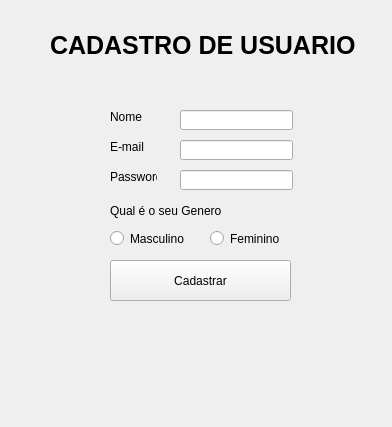
The window that Ui/cadastro.ui (devlovato/Projeto-PyQt5---CRUD-) describes before a commit, drawn with Qt 5.
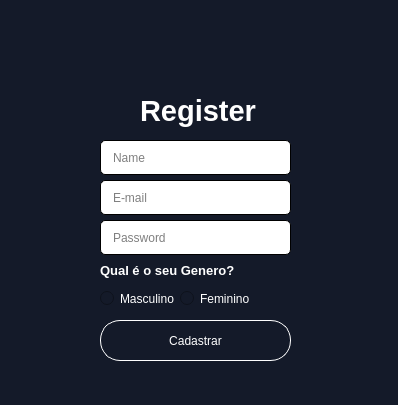
The same window after the commit. Icons and pictures are not drawn.

Commit message:
Adicionado Design  ao Form de Cadastro
Adicionado:
-Adicionado Design ao Form de Cadastro.

Diff of the .ui file:
```diff
--- a/Ui/cadastro.ui
+++ b/Ui/cadastro.ui
@@ -6,68 +6,77 @@
    <rect>
     <x>0</x>
     <y>0</y>
-    <width>392</width>
-    <height>427</height>
+    <width>398</width>
+    <height>405</height>
    </rect>
   </property>
   <property name="windowTitle">
    <string>Form</string>
   </property>
+  <property name="styleSheet">
+   <string notr="true">background-color: rgb(20, 26, 41);</string>
+  </property>
   <widget class="QLineEdit" name="lineEdit">
    <property name="geometry">
     <rect>
-     <x>180</x>
-     <y>140</y>
-     <width>113</width>
-     <height>20</height>
+     <x>100</x>
+     <y>180</y>
+     <width>191</width>
+     <height>35</height>
     </rect>
    </property>
-  </widget>
-  <widget class="QLineEdit" name="lineEdit_2">
-   <property name="geometry">
-    <rect>
-     <x>180</x>
-     <y>170</y>
-     <width>113</width>
-     <height>20</height>
-    </rect>
+   <property name="styleSheet">
+    <string notr="true">background-color: rgb(255, 255, 255);
+border-style:outset;
+border-radius:5px;
+border-color: Black;
+padding:10px;
+border-width:1px;</string>
    </property>
-  </widget>
-  <widget class="QLabel" name="label">
-   <property name="geometry">
-    <rect>
-     <x>110</x>
-     <y>140</y>
-     <width>47</width>
-     <height>13</height>
-    </rect>
-   </property>
-   <property name="text">
+   <property name="placeholderText">
     <string>E-mail</string>
    </property>
   </widget>
-  <widget class="QLabel" name="label_2">
+  <widget class="QLineEdit" name="lineEdit_2">
    <property name="geometry">
     <rect>
-     <x>110</x>
-     <y>170</y>
-     <width>47</width>
-     <height>13</height>
+     <x>100</x>
+     <y>220</y>
+     <width>191</width>
+     <height>35</height>
     </rect>
    </property>
-   <property name="text">
+   <property name="styleSheet">
+    <string notr="true">background-color: rgb(255, 255, 255);
+border-style:outset;
+border-radius:5px;
+border-color: Black;
+padding:10px;
+border-width:1px;</string>
+   </property>
+   <property name="echoMode">
+    <enum>QLineEdit::Password</enum>
+   </property>
+   <property name="placeholderText">
     <string>Password</string>
    </property>
   </widget>
   <widget class="QPushButton" name="pushButton">
    <property name="geometry">
     <rect>
-     <x>110</x>
-     <y>260</y>
-     <width>181</width>
+     <x>100</x>
+     <y>320</y>
+     <width>191</width>
      <height>41</height>
     </rect>
    </property>
+   <property name="styleSheet">
+    <string notr="true">color: rgb(255, 255, 255);
+border-style:outset;
+border-radius:20px;
+border-color: white;
+border-width:1px;</string>
+   </property>
    <property name="text">
     <string>Cadastrar</string>
    </property>
@@ -75,55 +84,59 @@
   <widget class="QLabel" name="label_3">
    <property name="geometry">
     <rect>
-     <x>50</x>
-     <y>10</y>
-     <width>321</width>
-     <height>71</height>
+     <x>140</x>
+     <y>90</y>
+     <width>131</width>
+     <height>41</height>
     </rect>
    </property>
    <property name="font">
     <font>
-     <pointsize>19</pointsize>
+     <pointsize>22</pointsize>
      <weight>75</weight>
      <bold>true</bold>
     </font>
    </property>
-   <property name="text">
-    <string>CADASTRO DE USUARIO</string>
+   <property name="styleSheet">
+    <string notr="true">color: rgb(255, 255, 255);</string>
    </property>
-  </widget>
-  <widget class="QLabel" name="label_4">
-   <property name="geometry">
-    <rect>
-     <x>110</x>
-     <y>110</y>
-     <width>47</width>
-     <height>13</height>
-    </rect>
-   </property>
    <property name="text">
-    <string>Nome</string>
+    <string>Register</string>
    </property>
   </widget>
   <widget class="QLineEdit" name="lineEdit_3">
    <property name="geometry">
     <rect>
-     <x>180</x>
-     <y>110</y>
-     <width>113</width>
-     <height>20</height>
+     <x>100</x>
+     <y>140</y>
+     <width>191</width>
+     <height>35</height>
     </rect>
    </property>
+   <property name="styleSheet">
+    <string notr="true">background-color: rgb(255, 255, 255);
+border-style:outset;
+border-radius:5px;
+border-color: Black;
+padding:10px;
+border-width:1px;</string>
+   </property>
+   <property name="placeholderText">
+    <string>Name</string>
+   </property>
   </widget>
   <widget class="QRadioButton" name="radioButton">
    <property name="geometry">
     <rect>
-     <x>110</x>
-     <y>230</y>
+     <x>100</x>
+     <y>290</y>
      <width>82</width>
      <height>17</height>
     </rect>
    </property>
+   <property name="styleSheet">
+    <string notr="true">color: rgb(255, 255, 255);</string>
+   </property>
    <property name="text">
     <string>Masculino </string>
    </property>
@@ -131,12 +144,15 @@
   <widget class="QRadioButton" name="radioButton_2">
    <property name="geometry">
     <rect>
-     <x>210</x>
-     <y>230</y>
+     <x>180</x>
+     <y>290</y>
      <width>82</width>
      <height>17</height>
     </rect>
    </property>
+   <property name="styleSheet">
+    <string notr="true">color: rgb(255, 255, 255);</string>
+   </property>
    <property name="text">
     <string>Feminino</string>
    </property>
@@ -144,12 +160,22 @@
   <widget class="QLabel" name="label_5">
    <property name="geometry">
     <rect>
-     <x>110</x>
-     <y>200</y>
-     <width>111</width>
+     <x>100</x>
+     <y>260</y>
+     <width>141</width>
      <height>21</height>
     </rect>
    </property>
+   <property name="font">
+    <font>
+     <pointsize>10</pointsize>
+     <weight>75</weight>
+     <bold>true</bold>
+    </font>
+   </property>
+   <property name="styleSheet">
+    <string notr="true">color: rgb(255, 255, 255);</string>
+   </property>
    <property name="text">
     <string>Qual é o seu Genero?</string>
    </property>
@@ -157,8 +183,8 @@
   <widget class="QLabel" name="label_6">
    <property name="geometry">
     <rect>
-     <x>110</x>
-     <y>340</y>
+     <x>100</x>
+     <y>370</y>
      <width>181</width>
      <height>21</height>
     </rect>
@@ -167,6 +193,31 @@
     <string/>
    </property>
   </widget>
+  <widget class="QLabel" name="label">
+   <property name="geometry">
+    <rect>
+     <x>170</x>
+     <y>20</y>
+     <width>71</width>
+     <height>71</height>
+    </rect>
+   </property>
+   <property name="text">
+    <string/>
+   </property>
+   <property name="pixmap">
+    <pixmap>../../../personal.png</pixmap>
+   </property>
+   <property name="scaledContents">
+    <bool>true</bool>
+   </property>
+   <property name="wordWrap">
+    <bool>false</bool>
+   </property>
+   <property name="openExternalLinks">
+    <bool>false</bool>
+   </property>
+  </widget>
  </widget>
  <resources/>
  <connections/>
```
